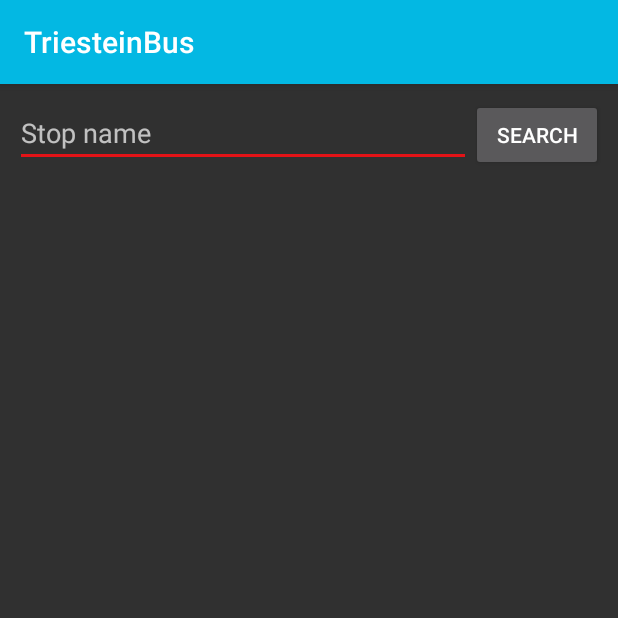
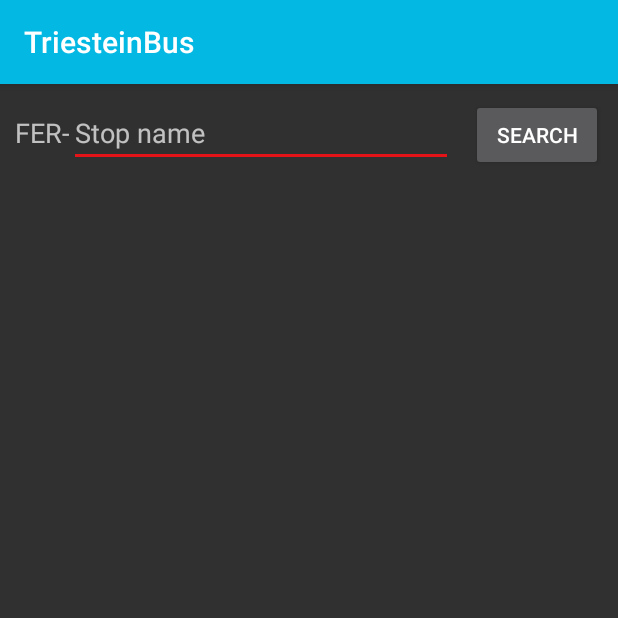
Before and after one commit to fabmazz/triesteinbus, an Android app: the screen it shows after launch (MainActivity), on a phone screen of 412 x 824 dp, the top half of it. Run offline under Robolectric (Android 15) with nearby library versions, the phone set to English and light mode, and no system bars.

Commit message:
Basic fragment to display one stop is working.

```diff
--- a/app/src/main/java/it/fabmazz/triestebus/MainActivity.java
+++ b/app/src/main/java/it/fabmazz/triestebus/MainActivity.java
@@ -18,25 +18,58 @@
 
 package it.fabmazz.triestebus;
 
+import android.support.v4.app.FragmentManager;
+import android.support.v4.widget.SwipeRefreshLayout;
 import android.support.v7.app.AppCompatActivity;
 import android.os.Bundle;
+import android.util.Log;
 import android.view.View;
 import android.widget.Button;
+import android.widget.EditText;
+import android.widget.FrameLayout;
+import it.fabmazz.triestebus.fragments.FragmentListener;
+import it.fabmazz.triestebus.model.PageParser;
+import it.fabmazz.triestebus.model.SingleStopParser;
 
-public class MainActivity extends AppCompatActivity {
+import java.lang.ref.WeakReference;
+import java.util.List;
+
+public class MainActivity extends AppCompatActivity implements FragmentListener{
 
     Button searchButton;
-
+    PageParser pp;
+    EditText stopEditText;
+    private SwipeRefreshLayout swipeRefreshLayout;
+    FragmentManager framan;
     @Override
     protected void onCreate(Bundle savedInstanceState) {
         super.onCreate(savedInstanceState);
         setContentView(R.layout.activity_main);
         searchButton  = (Button) findViewById(R.id.searchBtn);
-        searchButton.setOnClickListener(new View.OnClickListener() {
+        stopEditText = (EditText) findViewById(R.id.numEditText);
+        swipeRefreshLayout = (SwipeRefreshLayout) findViewById(R.id.swipeRefreshLayout);
+        swipeRefreshLayout.setEnabled(true);
+        swipeRefreshLayout.setRefreshing(false);
+        framan = getSupportFragmentManager();
+        framan.addOnBackStackChangedListener(new FragmentManager.OnBackStackChangedListener() {
             @Override
-            public void onClick(View view) {
-                new AsyncPageDownload<>().execute("https://infomobility.triestetrasporti.it/tst/webapp/index.php?operation=8&point=FER-03001");
+            public void onBackStackChanged() {
+                Log.d("MainActivity, TsiBus", "BACK STACK CHANGED");
             }
         });
+        FrameLayout frameLayout = (FrameLayout) findViewById(R.id.centralFrameLayout);
+        frameLayout.setVisibility(View.VISIBLE);
+
+    }
+
+    @Override
+    public void createFragmentForStop(String ID) {
+
+    }
+    public void searchFromButton(View v){
+        new AsyncPageDownload<>(new SingleStopParser(),new WeakReference<AppCompatActivity>(this)).execute("https://infomobility.triestetrasporti.it/tst/webapp/index.php?operation=8&point=FER-03002");
+        swipeRefreshLayout.setRefreshing(true);
+        swipeRefreshLayout.setVisibility(View.VISIBLE);
+
     }
 }
--- a/app/src/main/java/it/fabmazz/triestebus/model/DownloadResult.java
+++ b/app/src/main/java/it/fabmazz/triestebus/model/DownloadResult.java
@@ -1,5 +1,5 @@
 package it.fabmazz.triestebus.model;
 
 public enum DownloadResult {
-    DONE,CONNECTION_ERROR,GENERIC_ERROR,NULL_STRING,IO_ERROR
+    DONE,CONNECTION_ERROR,GENERIC_ERROR,NULL_STRING,SERVER_ERROR
 }
--- a/app/src/main/java/it/fabmazz/triestebus/model/PageParser.java
+++ b/app/src/main/java/it/fabmazz/triestebus/model/PageParser.java
@@ -1,5 +1,9 @@
 package it.fabmazz.triestebus.model;
+
+import android.support.v4.app.Fragment;
 
 public interface PageParser {
     void parseFromString(String strToParse);
+    String getRelatedFragmentType();
+    Stop getCreatedStop();
 }
--- a/app/src/main/java/it/fabmazz/triestebus/ui_components/PalinaAdapter.java
+++ b/app/src/main/java/it/fabmazz/triestebus/ui_components/PalinaAdapter.java
@@ -19,6 +19,7 @@ package it.fabmazz.triestebus.ui_components;
 
 import android.content.Context;
 import android.support.annotation.NonNull;
+import android.util.Log;
 import android.util.TypedValue;
 import android.view.LayoutInflater;
 import android.view.View;
@@ -111,7 +112,6 @@ public class PalinaAdapter extends ArrayAdapter<Line> {
            String resultString = line.printArrivalTimesWith(" ");
             vh.rowRouteTimetable.setText(resultString);
         }
-
         return convertView;
     }
 }
--- a/app/src/main/res/layout/activity_main.xml
+++ b/app/src/main/res/layout/activity_main.xml
@@ -6,37 +6,47 @@
         android:layout_height="match_parent"
         tools:context="it.fabmazz.triestebus.MainActivity" android:padding="10dp">
 
+    <TextView
+            android:text="@string/stop_prefix"
+            android:layout_width="wrap_content"
+            android:layout_height="wrap_content"
+            android:id="@+id/defTextView"
+            android:layout_above="@+id/swipeRefreshLayout"
+            android:layout_alignParentLeft="true"
+            android:gravity="center"
+            android:layout_alignParentStart="true" android:textSize="18sp" android:textAlignment="center"
+            tools:textAlignment="center" android:layout_alignParentTop="true"/>
     <EditText
             android:layout_width="wrap_content"
             android:layout_height="wrap_content"
             android:ems="10"
-            android:id="@+id/numEditText" android:layout_alignParentTop="true" android:layout_alignParentLeft="true"
-            android:layout_alignParentStart="true"
-            android:hint="@string/fermata_num" android:inputType="text" android:layout_toLeftOf="@+id/searchBtn"
-            android:layout_toStartOf="@+id/searchBtn"/>
+            android:id="@+id/numEditText"
+            android:hint="@string/fermata_num" android:inputType="text"
+            android:layout_alignParentTop="true" android:layout_toLeftOf="@+id/searchBtn"
+            android:layout_toStartOf="@+id/searchBtn" android:layout_marginRight="12dp"
+            android:layout_marginEnd="12dp"
+            android:layout_toEndOf="@id/defTextView" android:layout_toRightOf="@id/defTextView"/>
 
     <Button
             android:text="Search"
             android:layout_width="wrap_content"
             android:layout_height="wrap_content" android:id="@+id/searchBtn" android:layout_alignParentTop="true"
-            android:layout_alignParentRight="true" android:layout_alignParentEnd="true"/>
+            android:layout_alignParentRight="true" android:layout_alignParentEnd="true"
+    android:onClick="searchFromButton"/>
     <android.support.v4.widget.SwipeRefreshLayout android:layout_height="match_parent"
                                                   android:layout_width="match_parent"
                                                   android:layout_alignParentLeft="true"
                                                   android:layout_below="@+id/numEditText"
                                                   android:id="@+id/swipeRefreshLayout">
-        <TextView
-                android:text=""
-                android:layout_width="wrap_content"
-                android:layout_height="wrap_content" android:id="@+id/responseTextView"
-                android:layout_alignParentTop="true"/>
-        <!--
+
         <FrameLayout
                 android:layout_width="match_parent"
-                android:layout_height="match_parent" android:id="@+id/centralFrameLayout">
+                android:id="@+id/centralFrameLayout"
+                android:layout_height="fill_parent"
+                android:layout_alignParentLeft="true" android:layout_alignParentStart="true">
 
         </FrameLayout>
-        -->
+
     </android.support.v4.widget.SwipeRefreshLayout>
 
 </RelativeLayout>
--- a/app/src/main/res/layout/entry_bus_line_passage.xml
+++ b/app/src/main/res/layout/entry_bus_line_passage.xml
@@ -12,7 +12,8 @@
             android:layout_width="54dip"
             android:layout_height="54dip"
             android:gravity="center"
-            android:textSize="21sp" android:textColor="@android:color/white">
+            android:textSize="21sp" android:textColor="@android:color/white"
+    android:background="@drawable/bus_icon_background">
     </TextView>
 
     <!--the icon comes from setCompoundDrawables in PalinaAdapter -->
--- a/app/src/main/res/layout/fragment_list_view.xml
+++ b/app/src/main/res/layout/fragment_list_view.xml
@@ -1,5 +1,4 @@
 <RelativeLayout xmlns:android="http://schemas.android.com/apk/res/android"
-                xmlns:fab="http://schemas.android.com/apk/res-auto"
                 xmlns:tools="http://schemas.android.com/tools"
                 android:layout_width="match_parent"
                 android:layout_height="match_parent"
@@ -15,7 +14,7 @@
             android:id="@+id/messageTextView" android:gravity="center_vertical"
             android:textAppearance="?android:attr/textAppearanceMedium"
             android:minHeight="48dp"
-                android:layout_marginBottom="10dp" />
+            android:layout_marginBottom="10dp" android:textColor="@android:color/white"/>
         <ListView
                 android:layout_below="@id/messageTextView"
                 android:id="@+id/resultsListView"
--- a/app/src/main/res/values/strings.xml
+++ b/app/src/main/res/values/strings.xml
@@ -4,4 +4,6 @@
     <string name="route_towards_destination">%1$s towards %2$s</string>
     <string name="route_towards_unknown">%s (unknown destination)</string>
     <string name="no_passages">No passages for this line</string>
+    <string name="stop_prefix">FER-</string>
+    <string name="line_arriving_TriesteTrasporti" translatable="false">IN TRANSITO</string>
 </resources>
```
Also changed, not shown: app/src/main/java/it/fabmazz/triestebus/AsyncPageDownload.java (+51 -34 lines), app/src/main/java/it/fabmazz/triestebus/fragments/ResultListFragment.java (+10 -3 lines), app/src/main/java/it/fabmazz/triestebus/model/Line.java (+34 -6 lines), app/src/main/java/it/fabmazz/triestebus/model/PositionParser.java (+11 -0 lines), app/src/main/java/it/fabmazz/triestebus/model/SingleStopParser.java (added, +117 -0 lines), app/src/main/java/it/fabmazz/triestebus/model/Stop.java (+13 -4 lines), app/src/main/res/drawable-hdpi/bus_white.png, app/src/main/res/drawable-mdpi/bus_white.png, app/src/main/res/drawable-xhdpi/bus_white.png, app/src/main/res/drawable-xxhdpi/bus_white.png, app/src/main/res/drawable-xxxhdpi/bus_white.png. Lines whose indentation alone changed are shown as unchanged.
